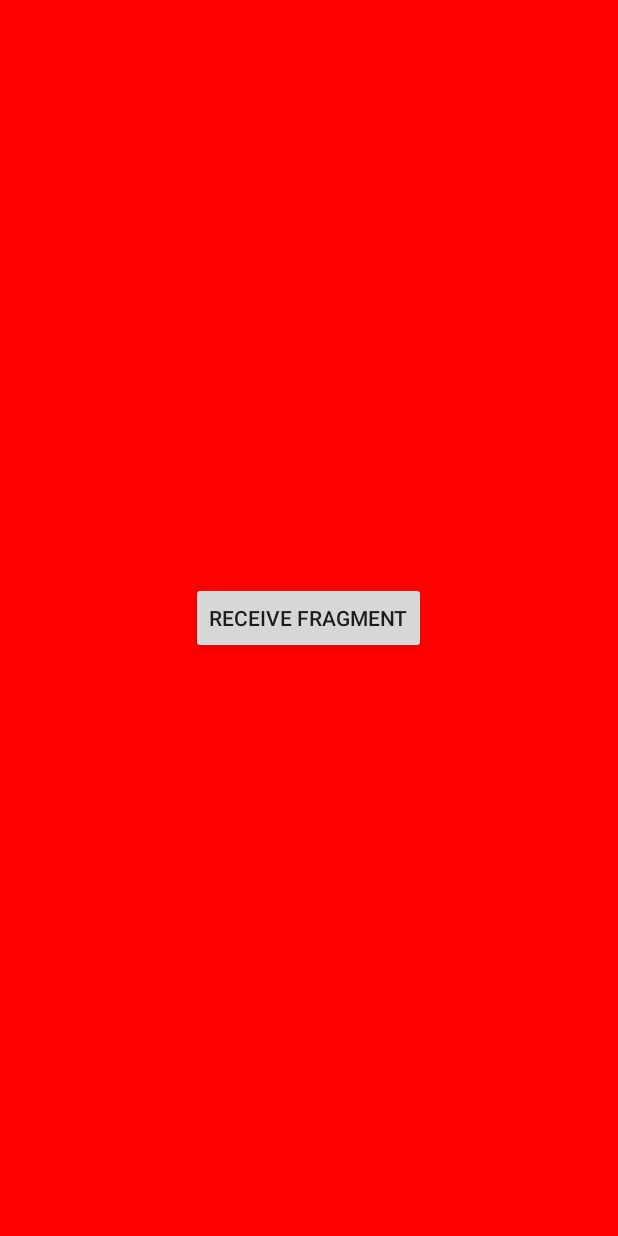
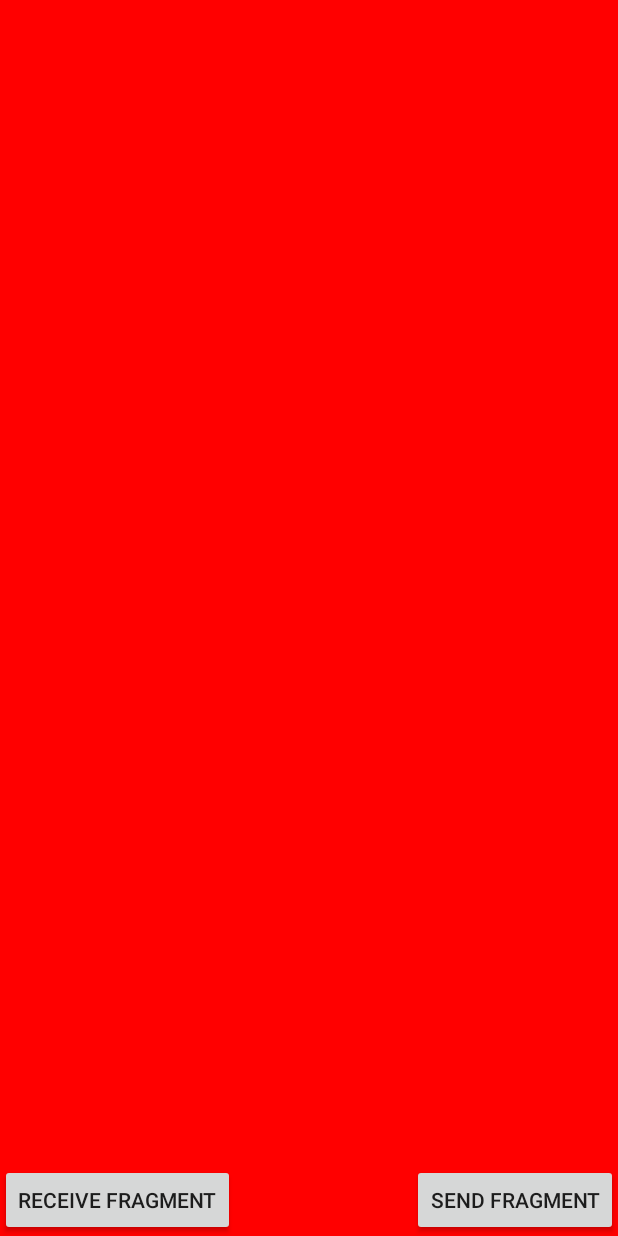
Before and after one commit to pawelDylag/X, an Android app: the screen it shows after launch (MainActivity), on a phone screen of 412 x 824 dp. Run offline under Robolectric (Android 15) with nearby library versions, the phone set to English and light mode, and no system bars; our stand-ins replace ButterKnife; libraries missing offline, so code that uses them is left out: com.estimote.sdk, com.tt.whorlviewlibrary; plain views replace WhorlView; 8 statements that could not run were skipped.

Commit message:
main fragment

```diff
--- a/app/src/main/java/com/hacktory/x/MainFragment.java
+++ b/app/src/main/java/com/hacktory/x/MainFragment.java
@@ -33,7 +33,7 @@ public class MainFragment extends Fragment {
     public View onCreateView(LayoutInflater inflater, ViewGroup container,
                              Bundle savedInstanceState) {
         // Inflate the layout for this fragment
-        View view =  inflater.inflate(R.layout.fragment_range, container, false);
+        View view =  inflater.inflate(R.layout.fragment_main, container, false);
 
         getViews(view);
         setListeners();
--- /dev/null
+++ b/app/src/main/res/layout/fragment_main.xml
@@ -0,0 +1,25 @@
+<RelativeLayout xmlns:android="http://schemas.android.com/apk/res/android"
+    xmlns:tools="http://schemas.android.com/tools"
+    android:layout_width="match_parent"
+    android:layout_height="match_parent"
+    android:background="#FF0000"
+    tools:context="com.hacktory.x.MainFragment">
+
+    <Button
+        android:id="@+id/button_receive"
+        android:layout_width="wrap_content"
+        android:layout_height="wrap_content"
+        android:layout_alignParentBottom="true"
+        android:layout_alignParentStart="true"
+        android:layout_gravity="center"
+        android:text="Receive Fragment" />
+
+    <Button
+        android:id="@+id/button_send"
+        android:layout_width="wrap_content"
+        android:layout_height="wrap_content"
+        android:layout_alignParentBottom="true"
+        android:layout_alignParentEnd="true"
+        android:text="Send Fragment" />
+
+</RelativeLayout>
--- a/app/src/main/res/layout/fragment_range.xml
+++ /dev/null
@@ -1,15 +0,0 @@
-<FrameLayout xmlns:android="http://schemas.android.com/apk/res/android"
-    xmlns:tools="http://schemas.android.com/tools"
-    android:layout_width="match_parent"
-    android:layout_height="match_parent"
-    android:background="#FF0000"
-    tools:context="com.hacktory.x.MainFragment">
-
-    <Button
-        android:id="@+id/button_receive"
-        android:layout_width="wrap_content"
-        android:layout_height="wrap_content"
-        android:layout_gravity="center"
-        android:text="Receive Fragment" />
-
-</FrameLayout>
```
Also changed, not shown: app/src/main/res/layout/content_main.xml (deleted, +0 -12 lines).
